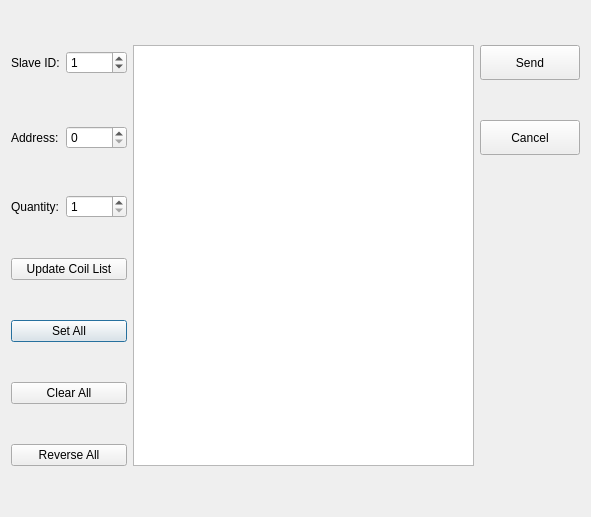
This is modbuswritemultiplecoilsdialog.ui in CharlosNels/DebugMyProtocol as Qt 5 draws it before an edit. The edited form follows.
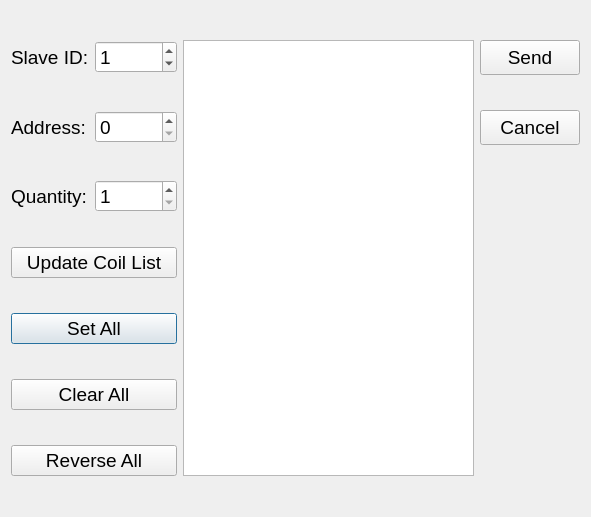
This is the edited form.

```diff
--- a/modbuswritemultiplecoilsdialog.ui
+++ b/modbuswritemultiplecoilsdialog.ui
@@ -22,6 +22,11 @@
     <height>517</height>
    </size>
   </property>
+  <property name="font">
+   <font>
+    <pointsize>14</pointsize>
+   </font>
+  </property>
   <property name="windowTitle">
    <string>Dialog</string>
   </property>
```
